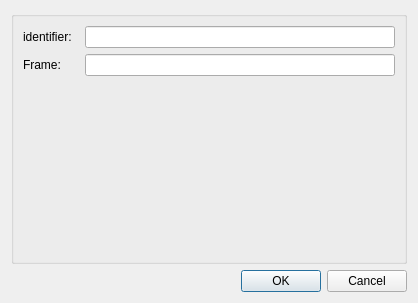
This is mapclientplugins/trcframeselectorstep/qt/configuredialog.ui in mapclient-plugins/trcframeselectorstep as Qt 5 draws it before an edit. The edited form follows.
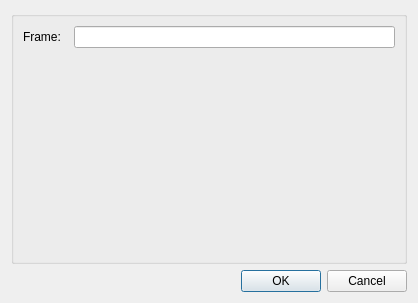
This is the edited form.

Commit message:
Remove "identifier" attribute from configuration.
Identifiers are now automatically generated by the MAP Client.

Diff of the .ui file:
```diff
--- a/mapclientplugins/trcframeselectorstep/qt/configuredialog.ui
+++ b/mapclientplugins/trcframeselectorstep/qt/configuredialog.ui
@@ -21,23 +21,13 @@
      </property>
      <layout class="QFormLayout" name="formLayout">
       <item row="0" column="0">
-       <widget class="QLabel" name="label0">
-        <property name="text">
-         <string>identifier:  </string>
-        </property>
-       </widget>
-      </item>
-      <item row="0" column="1">
-       <widget class="QLineEdit" name="lineEdit0"/>
-      </item>
-      <item row="1" column="0">
        <widget class="QLabel" name="label1">
         <property name="text">
          <string>Frame:  </string>
         </property>
        </widget>
       </item>
-      <item row="1" column="1">
+      <item row="0" column="1">
        <widget class="QLineEdit" name="lineEdit1"/>
       </item>
      </layout>
```
The commit also changes 3 other files.
